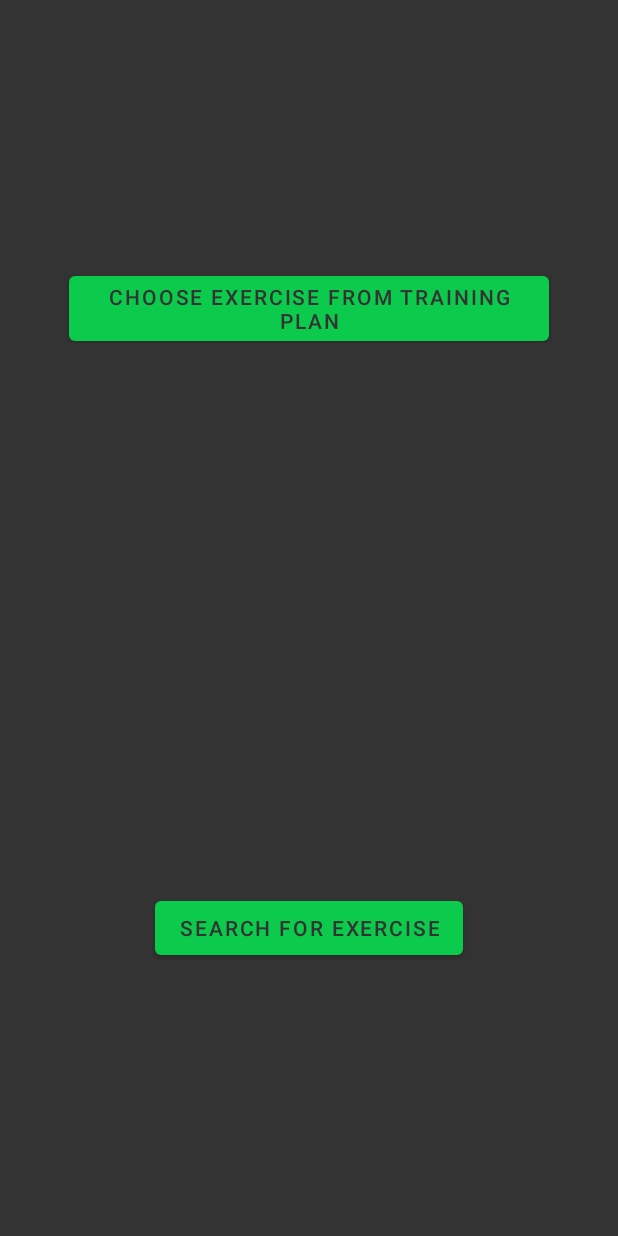
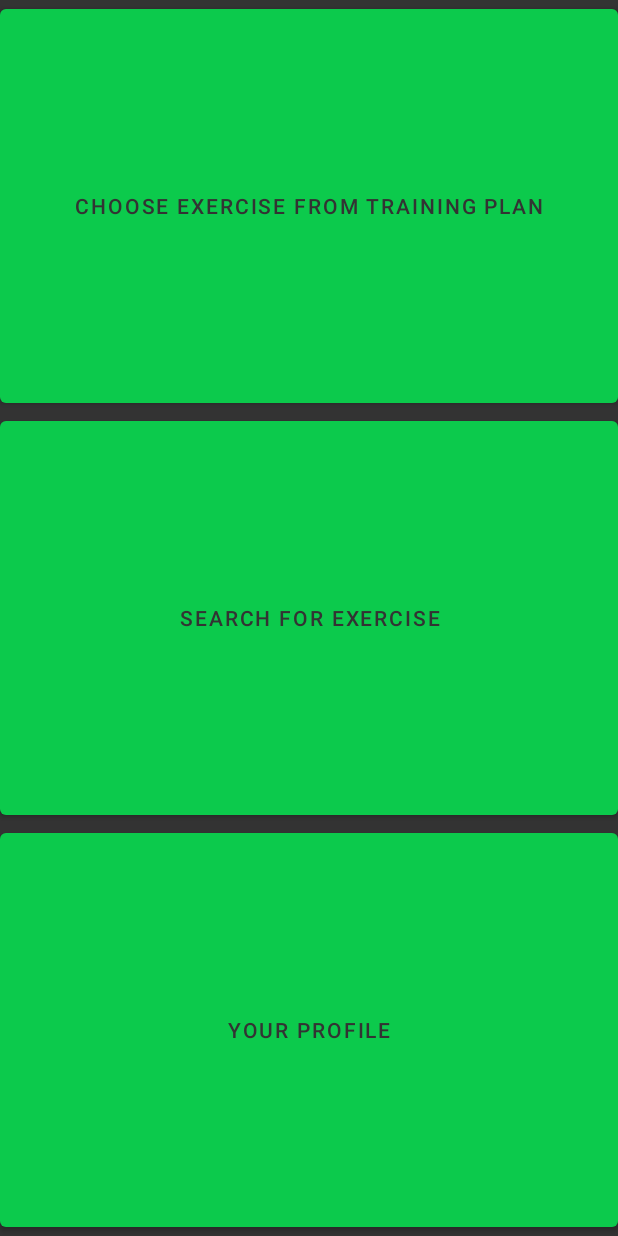
Before and after one commit to KamilMatejuk/Training-Tracker, an Android app: the screen it shows after launch (ChoosePlanOrExerciseActivity), on a phone screen of 412 x 824 dp. Run offline under Robolectric (Android 15) with nearby library versions, the phone set to English and light mode, and no system bars; our stand-ins replace Room's generated code.

Commit message:
add profile

```diff
--- a/app/src/main/AndroidManifest.xml
+++ b/app/src/main/AndroidManifest.xml
@@ -9,6 +9,9 @@
         android:roundIcon="@mipmap/ic_launcher_round"
         android:supportsRtl="true"
         android:theme="@style/Theme.TrainingTracker.Dark.NoActionBar">
+        <activity
+            android:name=".activities.UserProfileActivity"
+            android:exported="false" />
         <activity
             android:name=".activities.EditExerciseActivity"
             android:exported="false" />
--- a/app/src/main/java/com/example/trainingtracker/activities/ChoosePlanOrExerciseActivity.kt
+++ b/app/src/main/java/com/example/trainingtracker/activities/ChoosePlanOrExerciseActivity.kt
@@ -24,5 +24,10 @@ class ChoosePlanOrExerciseActivity : ThemeChangingActivity() {
             val intent = Intent(this, SearchExerciseActivity::class.java)
             startActivity(intent)
         }
+
+        binding.userProfile.setOnClickListener {
+            val intent = Intent(this, UserProfileActivity::class.java)
+            startActivity(intent)
+        }
     }
 }
--- a/app/src/main/java/com/example/trainingtracker/dbconnection/items/UserItem.kt
+++ b/app/src/main/java/com/example/trainingtracker/dbconnection/items/UserItem.kt
@@ -10,6 +10,7 @@ import java.sql.Date
  *
  * @param id identification number
  * @param username name chosen by user
+ * @param sex user's sex
  * @param height user's height in meters
  * @param weight_values user's weight in kilograms how changed across time
  * @param weight_dates user's weight change dates
@@ -18,7 +19,13 @@ import java.sql.Date
 data class UserItem(
     @PrimaryKey(autoGenerate = true) var id: Int?,
     @ColumnInfo(name = "username") var username: String,
+    @ColumnInfo(name = "sex") var sex: Sex,
     @ColumnInfo(name = "height") var height: Float,
     @ColumnInfo(name = "weight_values") var weight_values: List<Float>,
     @ColumnInfo(name = "weight_dates") var weight_dates: List<Date>,
 )
+
+enum class Sex {
+    MALE,
+    FEMALE
+}
--- a/app/src/main/res/layout/activity_choose_plan_or_exercise.xml
+++ b/app/src/main/res/layout/activity_choose_plan_or_exercise.xml
@@ -1,39 +1,32 @@
 <?xml version="1.0" encoding="utf-8"?>
-<androidx.constraintlayout.widget.ConstraintLayout xmlns:android="http://schemas.android.com/apk/res/android"
+<LinearLayout xmlns:android="http://schemas.android.com/apk/res/android"
     xmlns:app="http://schemas.android.com/apk/res-auto"
     xmlns:tools="http://schemas.android.com/tools"
     android:layout_width="match_parent"
     android:layout_height="match_parent"
     tools:context=".activities.ChoosePlanOrExerciseActivity"
     android:id="@+id/layout"
-    android:background="?attr/myBackgroundColor">
-
-    <View
-        android:id="@+id/view"
-        android:layout_width="1dp"
-        android:layout_height="1dp"
-        app:layout_constraintBottom_toBottomOf="parent"
-        app:layout_constraintEnd_toEndOf="parent"
-        app:layout_constraintStart_toStartOf="parent"
-        app:layout_constraintTop_toTopOf="parent" />
+    android:background="?attr/myBackgroundColor"
+    android:orientation="vertical">
 
     <Button
         android:id="@+id/choose_plan"
-        android:layout_width="wrap_content"
-        android:layout_height="wrap_content"
-        android:text="@string/choose_exercise_from_training_plan"
-        app:layout_constraintBottom_toTopOf="@+id/view"
-        app:layout_constraintEnd_toEndOf="parent"
-        app:layout_constraintStart_toStartOf="parent"
-        app:layout_constraintTop_toTopOf="parent" />
+        android:layout_width="match_parent"
+        android:layout_height="0dp"
+        android:layout_weight="1"
+        android:text="@string/choose_exercise_from_training_plan" />
 
     <Button
         android:id="@+id/choose_exercise"
-        android:layout_width="wrap_content"
-        android:layout_height="wrap_content"
-        android:text="@string/search_for_exercise"
-        app:layout_constraintBottom_toBottomOf="parent"
-        app:layout_constraintEnd_toEndOf="parent"
-        app:layout_constraintStart_toStartOf="parent"
-        app:layout_constraintTop_toBottomOf="@+id/view" />
-</androidx.constraintlayout.widget.ConstraintLayout>
+        android:layout_width="match_parent"
+        android:layout_height="0dp"
+        android:layout_weight="1"
+        android:text="@string/search_for_exercise" />
+
+    <Button
+        android:id="@+id/user_profile"
+        android:layout_width="match_parent"
+        android:layout_height="0dp"
+        android:layout_weight="1"
+        android:text="@string/your_profile" />
+</LinearLayout>
--- a/app/src/main/res/values/strings.xml
+++ b/app/src/main/res/values/strings.xml
@@ -5,4 +5,5 @@
     <string name="choose_exercise_from_training_plan">Choose exercise from training plan</string>
     <string name="search_for_exercise">Search for exercise</string>
     <string name="search">Search...</string>
+    <string name="your_profile">Your profile</string>
 </resources>
```
Also changed, not shown: app/src/main/java/com/example/trainingtracker/activities/UserProfileActivity.kt (added, +17 -0 lines), app/src/main/res/layout/activity_user_profile.xml (added, +120 -0 lines).
